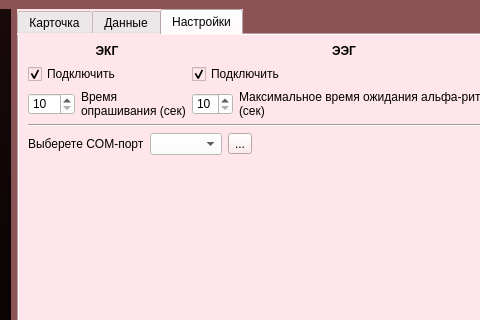
Above: design1.ui from egorguslyan/kvantoriada before the change; both pictures show x 284 to 764 and y 0 to 320 of the 899 by 543 pixel window. Below: the same form after it.
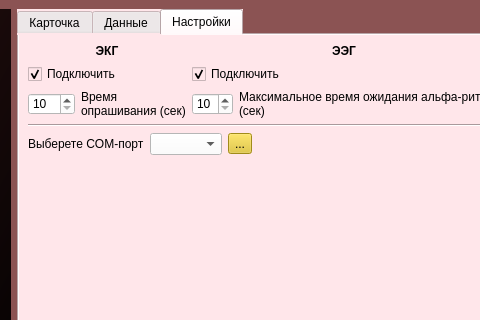
That is the form after the change. The open tabs and pages were chosen to show the change. Icons and pictures are not drawn. Custom widgets are drawn as their Qt base class.

The edit to the form file:
```diff
--- a/design1.ui
+++ b/design1.ui
@@ -1645,6 +1645,9 @@
             </item>
             <item>
              <widget class="QToolButton" name="updateComButton">
+              <property name="styleSheet">
+               <string notr="true">background-color: rgb(225, 194, 36);</string>
+              </property>
               <property name="text">
                <string>...</string>
               </property>
```
